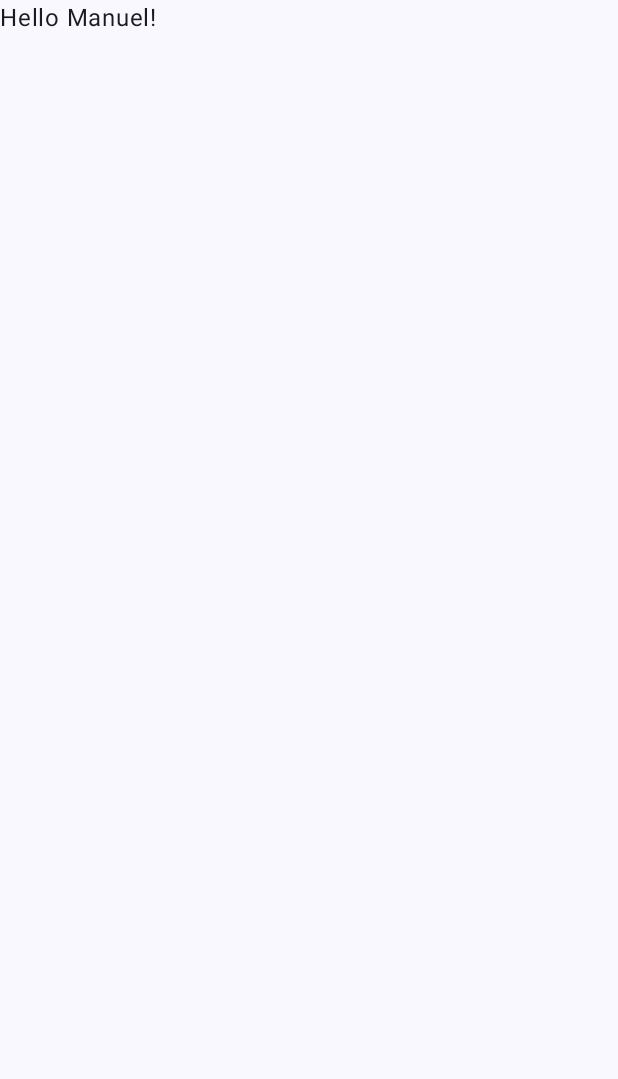
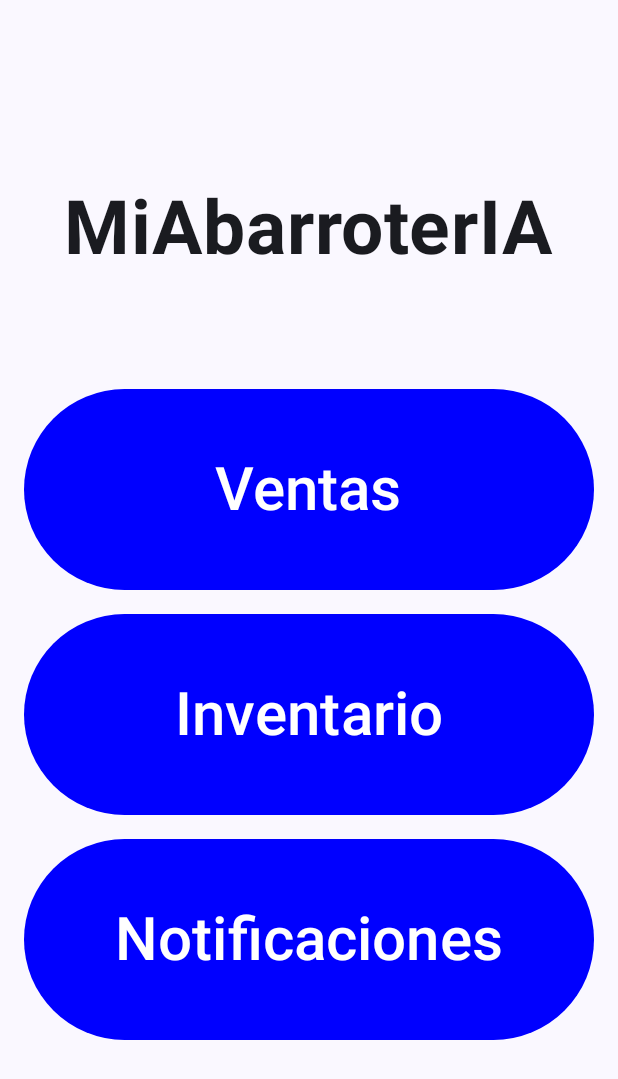
Before and after one commit to molmos14/MiAbarroterIA, an Android app built with Jetpack Compose: the screen it shows after launch (MainActivity), on a phone screen of 412 x 824 dp. Before the commit the part shown is almost empty. Shown: the top 1079 px of the screen. Run offline under Robolectric (Android 15) with nearby library versions, the phone set to English and light mode, and no system bars.

Commit message:
Basic design for the final view

```diff
--- a/app/src/main/java/mx/moa/miabarroteria/MainActivity.kt
+++ b/app/src/main/java/mx/moa/miabarroteria/MainActivity.kt
@@ -4,13 +4,18 @@ import android.os.Bundle
 import androidx.activity.ComponentActivity
 import androidx.activity.compose.setContent
 import androidx.activity.enableEdgeToEdge
-import androidx.compose.foundation.layout.fillMaxSize
-import androidx.compose.foundation.layout.padding
+import androidx.compose.foundation.layout.*
+import androidx.compose.material3.Button
 import androidx.compose.material3.Scaffold
 import androidx.compose.material3.Text
 import androidx.compose.runtime.Composable
+import androidx.compose.ui.Alignment
 import androidx.compose.ui.Modifier
+import androidx.compose.ui.graphics.Color
+import androidx.compose.ui.text.font.FontWeight
 import androidx.compose.ui.tooling.preview.Preview
+import androidx.compose.ui.unit.dp
+import androidx.compose.ui.unit.sp
 import mx.moa.miabarroteria.ui.theme.MiAbarroterIATheme
 
 class MainActivity : ComponentActivity() {
@@ -20,10 +25,7 @@ class MainActivity : ComponentActivity() {
         setContent {
             MiAbarroterIATheme {
                 Scaffold(modifier = Modifier.fillMaxSize()) { innerPadding ->
-                    Greeting(
-                        name = "Android",
-                        modifier = Modifier.padding(innerPadding)
-                    )
+                    InitialView(modifier = Modifier.padding(innerPadding))
                 }
             }
         }
@@ -31,17 +33,57 @@ class MainActivity : ComponentActivity() {
 }
 
 @Composable
-fun Greeting(name: String, modifier: Modifier = Modifier) {
-    Text(
-        text = "Hello Manuel!",
+fun InitialView(modifier: Modifier = Modifier) {
+    Column(
         modifier = modifier
-    )
+            .fillMaxSize()
+            .padding(16.dp),
+        horizontalAlignment = Alignment.CenterHorizontally,
+        verticalArrangement = Arrangement.Center
+    ) {
+        Text(
+            text = "MiAbarroterIA",
+            fontSize = 50.sp,
+            fontWeight = FontWeight.Bold,
+            modifier = Modifier.padding(bottom = 70.dp)
+        )
+        Button(
+            onClick = { /* TODO: Handle Ventas click */ },
+            colors = androidx.compose.material3.ButtonDefaults.buttonColors(containerColor = Color.Blue),
+            modifier = Modifier
+                .fillMaxWidth()
+                .height(150.dp)
+                .padding(vertical = 8.dp)
+        ) {
+            Text(text = "Ventas", fontSize = 40.sp)
+        }
+        Button(
+            onClick = { /* TODO: Handle Inventario click */ },
+            colors = androidx.compose.material3.ButtonDefaults.buttonColors(containerColor = Color.Blue),
+            modifier = Modifier
+                .fillMaxWidth()
+                .height(150.dp)
+                .padding(vertical = 8.dp)
+        ) {
+            Text(text = "Inventario", fontSize = 40.sp)
+        }
+        Button(
+            onClick = { /* TODO: Handle Notificaciones click */ },
+            colors = androidx.compose.material3.ButtonDefaults.buttonColors(containerColor = Color.Blue),
+            modifier = Modifier
+                .fillMaxWidth()
+                .height(150.dp)
+                .padding(vertical = 8.dp)
+        ) {
+            Text(text = "Notificaciones", fontSize = 40.sp)
+        }
+    }
 }
 
 @Preview(showBackground = true)
 @Composable
-fun GreetingPreview() {
+fun InitialViewPreview() {
     MiAbarroterIATheme {
-        Greeting("Android")
+        InitialView()
     }
 }
```
